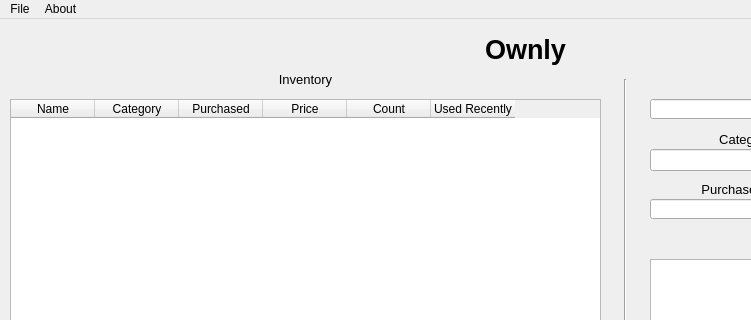
The window that src/MainWindow.ui (minorsecond/Ownly) describes before a commit, drawn with Qt 5; both pictures show x 0 to 751 and y 0 to 320 of the 1050 by 511 pixel window.
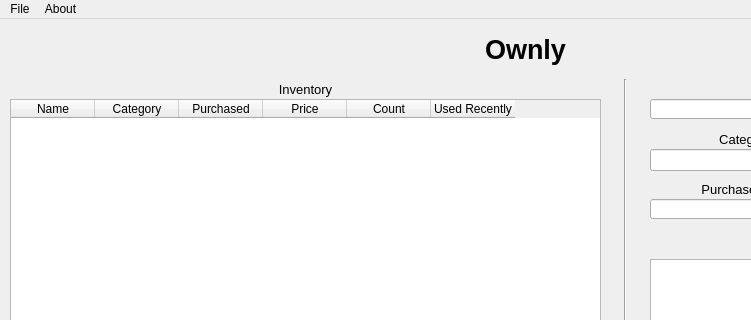
The same window after the commit.

Commit message: Fix "inventory" label

What changed in the file:
```diff
--- a/src/MainWindow.ui
+++ b/src/MainWindow.ui
@@ -181,7 +181,7 @@
     <property name="geometry">
      <rect>
       <x>10</x>
-      <y>50</y>
+      <y>60</y>
       <width>591</width>
       <height>20</height>
      </rect>
```
The commit also changes 1 other file.
